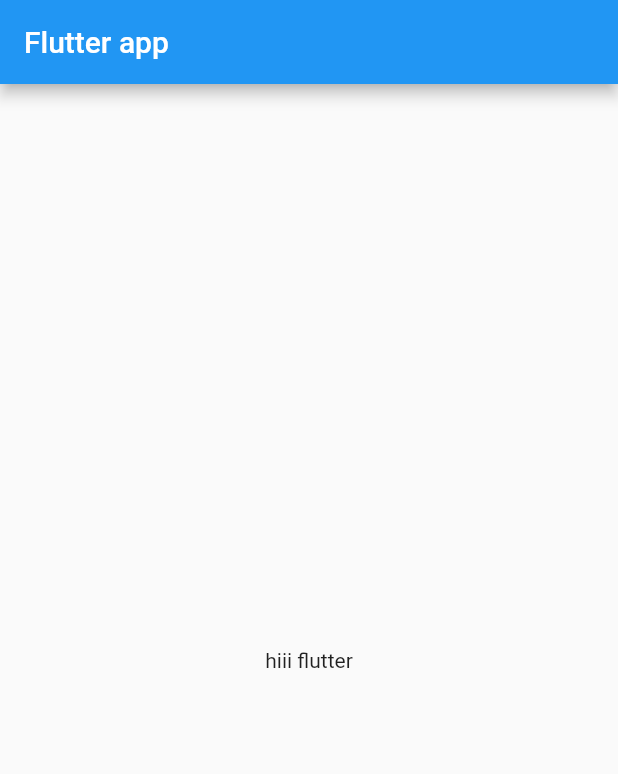
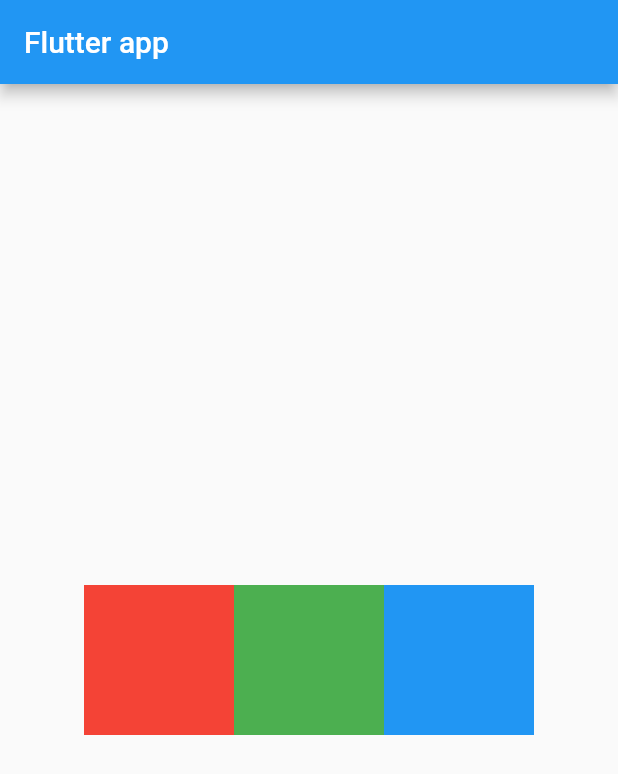
Before and after one commit to ruturaj-gh/flutter, a Flutter app: the screen it shows after launch, on a phone screen of 412 x 824 dp. Shown: the top 774 px of the screen. Run offline on Flutter 3.47's test engine with Material 2 defaults, Android fonts, the phone set to English and light mode, and no system bars.

Commit message:
chapter 2 done

```diff
--- a/flutter_application_1/lib/main.dart
+++ b/flutter_application_1/lib/main.dart
@@ -1,13 +1,10 @@
 // import 'package:flutter/widgets.dart';
-
-
 
 import 'package:flutter/material.dart';
 
 // import 'package:flutter/cupertino.dart';
 void main() {
-  runApp(const MaterialApp(title: "Awesome app",
-  home: Homepage()));
+  runApp(const MaterialApp(title: "Awesome app", home: Homepage()));
 }
 
 class Homepage extends StatelessWidget {
@@ -16,10 +13,45 @@ class Homepage extends StatelessWidget {
   @override
   Widget build(BuildContext context) {
     return Scaffold(
-      appBar: AppBar(
-        title: const Text("Flutter app"),
-      ),
-      body: const Center(child: Text("hiii flutter")),
-    );
+        appBar: AppBar(
+          title: const Text("Flutter app"),
+        shadowColor: Colors.black,
+        ),
+        body: Center(
+          child: Row(
+            mainAxisAlignment: MainAxisAlignment.center,
+            children:<Widget>[
+            Container(
+            padding: const EdgeInsets.all(10),
+
+            width: 100,
+            height: 100,
+            color: Colors.red,
+
+          ),
+          Container(
+            padding: const EdgeInsets.all(10),
+
+
+
+            width: 100,
+            height: 100,
+            color: Colors.green,
+
+          ),
+          Container(
+            padding: const EdgeInsets.all(10),
+
+
+
+            width: 100,
+            height: 100,
+            color: Colors.blue,
+
+          ),
+            ],
+          )
+        )
+        );
   }
 }
```
